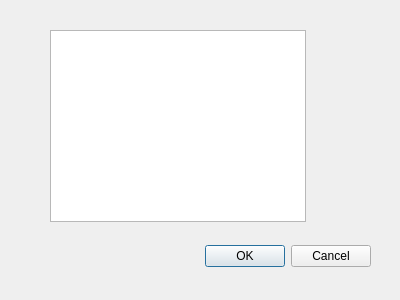
Old version of the form ui_files/profileList.ui in the repository Mosaico-UPF/Alternative-DSSAT-Interfaces.
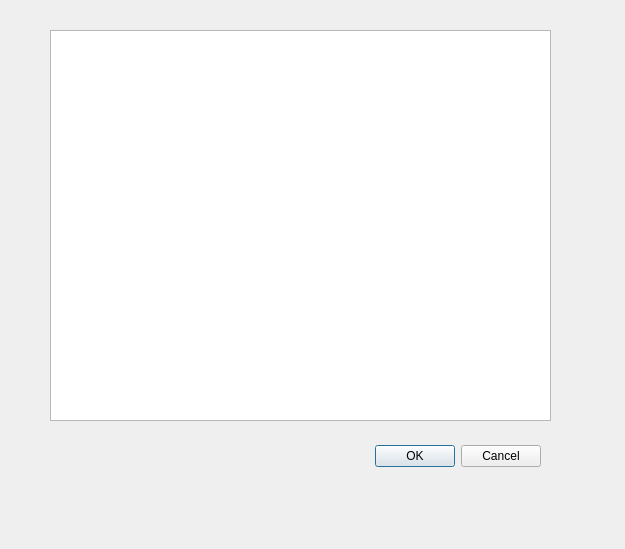
New version of the form.

```diff
--- a/ui_files/profileList.ui
+++ b/ui_files/profileList.ui
@@ -6,8 +6,8 @@
    <rect>
     <x>0</x>
     <y>0</y>
-    <width>400</width>
-    <height>300</height>
+    <width>625</width>
+    <height>549</height>
    </rect>
   </property>
   <property name="windowTitle">
@@ -16,8 +16,8 @@
   <widget class="QDialogButtonBox" name="buttonBox">
    <property name="geometry">
     <rect>
-     <x>30</x>
-     <y>240</y>
+     <x>200</x>
+     <y>440</y>
      <width>341</width>
      <height>32</height>
     </rect>
@@ -34,8 +34,8 @@
     <rect>
      <x>50</x>
      <y>30</y>
-     <width>256</width>
-     <height>192</height>
+     <width>501</width>
+     <height>391</height>
     </rect>
    </property>
   </widget>
```
